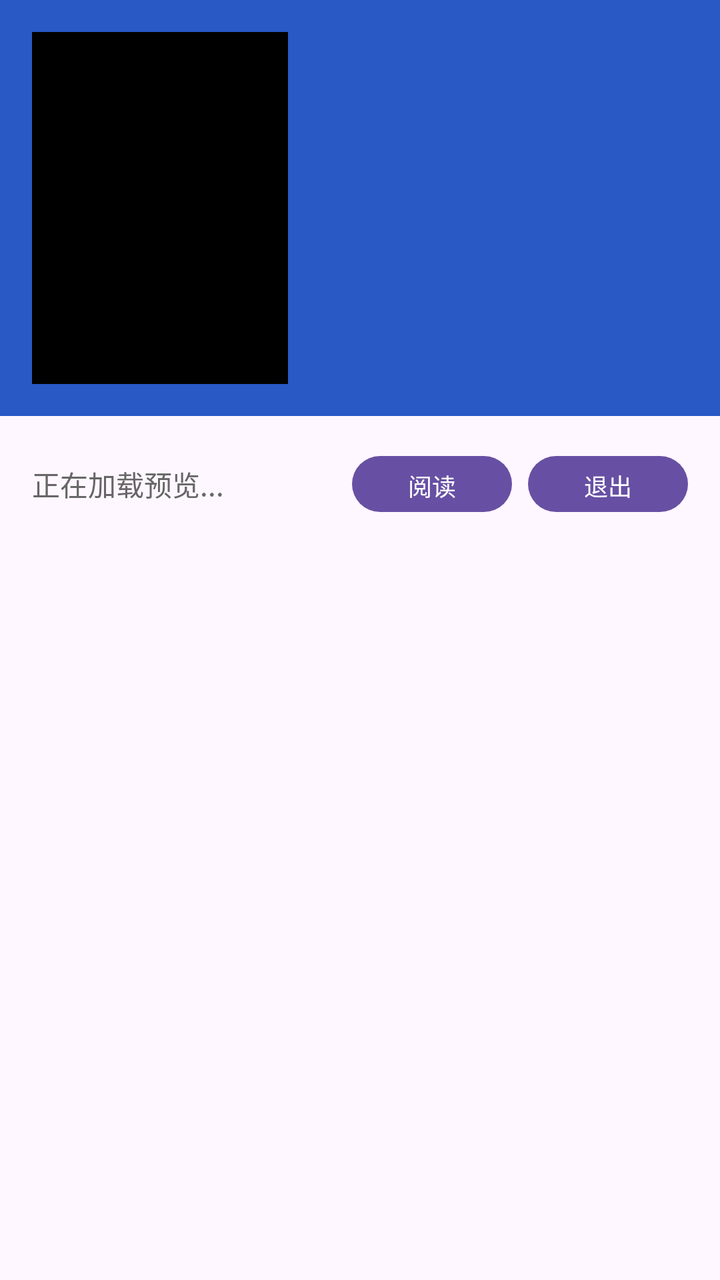
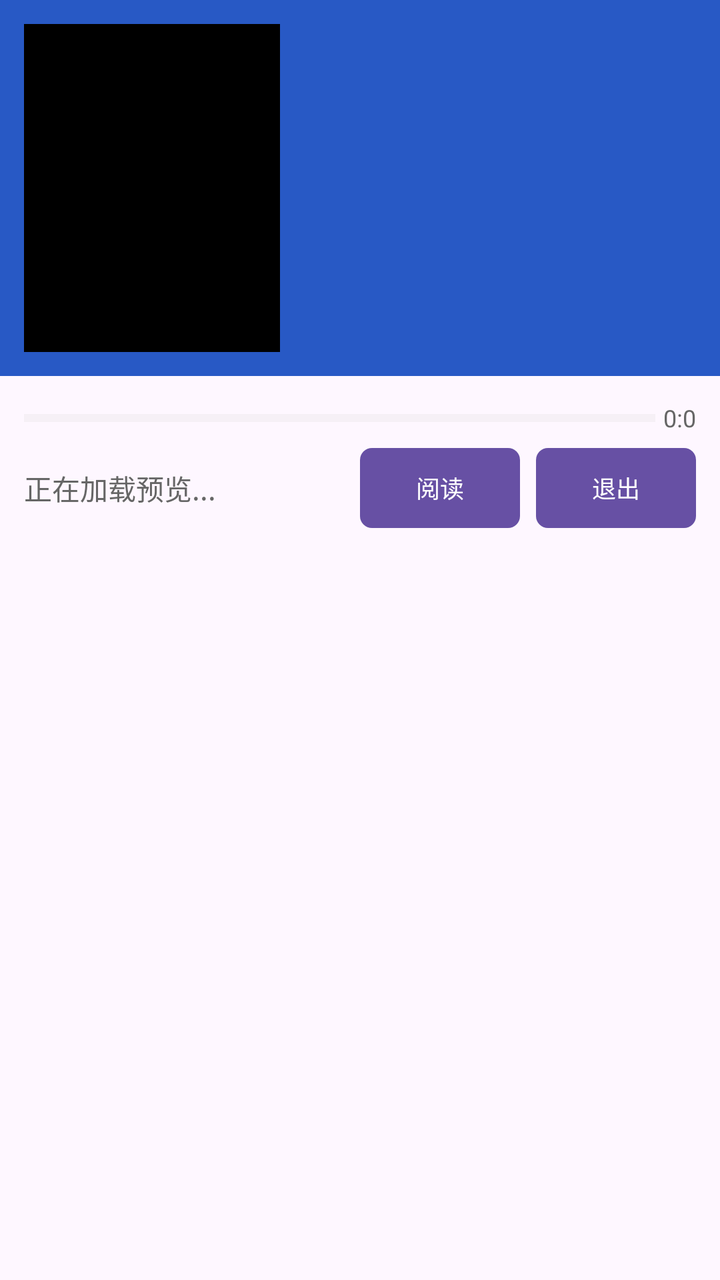

Before-and-after screenshots of an Android layout around one commit, followed by the original layout XML and the change that was made.
<!-- AndroidManifest.xml: application theme Theme.ComicLab -->
<!-- res/layout/activity_manga_preview.xml -->
<?xml version="1.0" encoding="utf-8"?>
<ScrollView xmlns:android="http://schemas.android.com/apk/res/android"
    android:id="@+id/main"
    android:layout_width="match_parent"
    android:layout_height="match_parent"
    android:clipToPadding="false"
    android:fillViewport="true">

    <LinearLayout
        android:layout_width="match_parent"
        android:layout_height="wrap_content"
        android:orientation="vertical">

        <View
            android:id="@+id/statusBarBackground"
            android:layout_width="match_parent"
            android:layout_height="0dp"
            android:background="@color/comiclab_blue" />

        <LinearLayout
            android:layout_width="match_parent"
            android:layout_height="208dp"
            android:background="@color/comiclab_blue"
            android:gravity="top"
            android:orientation="horizontal"
            android:padding="16dp">

            <FrameLayout
                android:layout_width="0dp"
                android:layout_height="match_parent"
                android:layout_weight="1">

                <ImageView
                    android:id="@+id/imgCover"
                    android:layout_width="128dp"
                    android:layout_height="match_parent"
                    android:layout_gravity="start"
                    android:background="@color/black"
                    android:contentDescription="@string/comic_cover"
                    android:scaleType="fitCenter" />
            </FrameLayout>

            <LinearLayout
                android:layout_width="0dp"
                android:layout_height="match_parent"
                android:layout_marginStart="16dp"
                android:layout_weight="1"
                android:gravity="end"
                android:orientation="vertical">

                <TextView
                    android:id="@+id/tvComicName"
                    android:layout_width="match_parent"
                    android:layout_height="wrap_content"
                    android:textColor="@color/white"
                    android:textSize="20sp"
                    android:textStyle="bold" />
            </LinearLayout>
        </LinearLayout>

        <LinearLayout
            android:layout_width="match_parent"
            android:layout_height="wrap_content"
            android:orientation="vertical"
            android:padding="16dp">

            <LinearLayout
                android:layout_width="match_parent"
                android:layout_height="wrap_content"
                android:gravity="center_vertical"
                android:orientation="horizontal">

                <TextView
                    android:id="@+id/tvStatus"
                    android:layout_width="0dp"
                    android:layout_height="36dp"
                    android:layout_weight="1"
                    android:gravity="center_vertical"
                    android:text="@string/loading_preview"
                    android:textColor="#666666"
                    android:textSize="14sp" />

                <Button
                    android:id="@+id/btnFullRead"
                    android:layout_width="wrap_content"
                    android:layout_height="36dp"
                    android:minHeight="0dp"
                    android:minWidth="80dp"
                    android:paddingStart="24dp"
                    android:paddingEnd="24dp"
                    android:text="@string/full_read"
                    android:textSize="12sp" />

                <Button
                    android:id="@+id/btnExitPreview"
                    android:layout_width="wrap_content"
                    android:layout_height="36dp"
                    android:layout_marginStart="8dp"
                    android:minHeight="0dp"
                    android:minWidth="80dp"
                    android:paddingStart="24dp"
                    android:paddingEnd="24dp"
                    android:text="@string/exit_preview"
                    android:textSize="12sp" />
            </LinearLayout>

            <GridLayout
                android:id="@+id/gridPreview"
                android:layout_width="match_parent"
                android:layout_height="wrap_content"
                android:layout_marginTop="12dp"
                android:columnCount="3"
                android:useDefaultMargins="false" />

            <Button
                android:id="@+id/btnTogglePreview"
                android:layout_width="match_parent"
                android:layout_height="wrap_content"
                android:layout_marginTop="16dp"
                android:text="@string/preview_all"
                android:visibility="gone" />
        </LinearLayout>
    </LinearLayout>
</ScrollView>
<!-- resources referenced by this layout -->
<resources>
  <color name="black">#FF000000</color>
  <color name="comiclab_blue">#2859C5</color>
  <color name="white">#FFFFFFFF</color>
  <string name="comic_cover">漫画封面</string>
  <string name="exit_preview">退出</string>
  <string name="full_read">阅读</string>
  <string name="loading_preview">正在加载预览...</string>
  <string name="preview_all">预览全部</string>
  <style name="Theme.ComicLab" parent="Base.Theme.ComicLab" />
  <style name="Base.Theme.ComicLab" parent="Theme.Material3.DayNight.NoActionBar">
          <item name="android:windowFullscreen">false</item>
          <item name="android:statusBarColor">@color/comiclab_blue</item>
          <item name="android:navigationBarColor">@color/white</item>
          <item name="android:windowLightStatusBar">false</item>
          <item name="android:windowLightNavigationBar">true</item>
      </style>
</resources>

<!-- the commit's change to res/layout/activity_manga_preview.xml (unified diff, before → after) -->
@@ -19,11 +19,11 @@
 
         <LinearLayout
             android:layout_width="match_parent"
-            android:layout_height="208dp"
+            android:layout_height="188dp"
             android:background="@color/comiclab_blue"
             android:gravity="top"
             android:orientation="horizontal"
-            android:padding="16dp">
+            android:padding="12dp">
 
             <FrameLayout
                 android:layout_width="0dp"
@@ -62,11 +62,47 @@
             android:layout_width="match_parent"
             android:layout_height="wrap_content"
             android:orientation="vertical"
-            android:padding="16dp">
+            android:paddingStart="12dp"
+            android:paddingTop="10dp"
+            android:paddingEnd="12dp"
+            android:paddingBottom="12dp">
+
+            <LinearLayout
+                android:id="@+id/layoutReadingProgress"
+                android:layout_width="match_parent"
+                android:layout_height="22dp"
+                android:gravity="center_vertical"
+                android:orientation="horizontal">
+
+                <ProgressBar
+                    android:id="@+id/progressReading"
+                    style="?android:attr/progressBarStyleHorizontal"
+                    android:layout_width="0dp"
+                    android:layout_height="6dp"
+                    android:layout_weight="1"
+                    android:indeterminate="false"
+                    android:max="0"
+                    android:progress="0"
+                    android:progressBackgroundTint="#DDDDDD"
+                    android:progressTint="@color/comiclab_blue" />
+
+                <TextView
+                    android:id="@+id/tvReadingProgress"
+                    android:layout_width="wrap_content"
+                    android:layout_height="wrap_content"
+                    android:layout_marginStart="4dp"
+                    android:ellipsize="end"
+                    android:gravity="end"
+                    android:maxLines="1"
+                    android:text="@string/preview_reading_progress_empty"
+                    android:textColor="#666666"
+                    android:textSize="12sp" />
+            </LinearLayout>
 
             <LinearLayout
                 android:layout_width="match_parent"
                 android:layout_height="wrap_content"
+                android:layout_marginTop="4dp"
                 android:gravity="center_vertical"
                 android:orientation="horizontal">
 
@@ -83,24 +119,30 @@
                 <Button
                     android:id="@+id/btnFullRead"
                     android:layout_width="wrap_content"
-                    android:layout_height="36dp"
+                    android:layout_height="40dp"
+                    android:background="@drawable/bg_preview_action_button"
+                    android:backgroundTint="@null"
                     android:minHeight="0dp"
                     android:minWidth="80dp"
                     android:paddingStart="24dp"
                     android:paddingEnd="24dp"
                     android:text="@string/full_read"
+                    android:textColor="@color/white"
                     android:textSize="12sp" />
 
                 <Button
                     android:id="@+id/btnExitPreview"
                     android:layout_width="wrap_content"
-                    android:layout_height="36dp"
+                    android:layout_height="40dp"
                     android:layout_marginStart="8dp"
+                    android:background="@drawable/bg_preview_action_button"
+                    android:backgroundTint="@null"
                     android:minHeight="0dp"
                     android:minWidth="80dp"
                     android:paddingStart="24dp"
                     android:paddingEnd="24dp"
                     android:text="@string/exit_preview"
+                    android:textColor="@color/white"
                     android:textSize="12sp" />
             </LinearLayout>
 
@@ -108,7 +150,7 @@
                 android:id="@+id/gridPreview"
                 android:layout_width="match_parent"
                 android:layout_height="wrap_content"
-                android:layout_marginTop="12dp"
+                android:layout_marginTop="8dp"
                 android:columnCount="3"
                 android:useDefaultMargins="false" />
 
@@ -116,7 +158,7 @@
                 android:id="@+id/btnTogglePreview"
                 android:layout_width="match_parent"
                 android:layout_height="wrap_content"
-                android:layout_marginTop="16dp"
+                android:layout_marginTop="10dp"
                 android:text="@string/preview_all"
                 android:visibility="gone" />
         </LinearLayout>
<!-- resource entries referenced after the edit -->
@@ -3,11 +3,29 @@
   <color name="black">#FF000000</color>
   <color name="comiclab_blue">#2859C5</color>
   <color name="white">#FFFFFFFF</color>
+  <!-- drawable bg_preview_action_button (drawable) -->
+  <?xml version="1.0" encoding="utf-8"?>
+  <selector xmlns:android="http://schemas.android.com/apk/res/android">
+      <item android:state_pressed="true">
+          <shape android:shape="rectangle">
+              <corners android:radius="6dp" />
+              <solid android:color="#2048A0" />
+          </shape>
+      </item>
+  
+      <item>
+          <shape android:shape="rectangle">
+              <corners android:radius="6dp" />
+              <solid android:color="@color/comiclab_blue" />
+          </shape>
+      </item>
+  </selector>
   <string name="comic_cover">漫画封面</string>
   <string name="exit_preview">退出</string>
   <string name="full_read">阅读</string>
   <string name="loading_preview">正在加载预览...</string>
   <string name="preview_all">预览全部</string>
+  <string name="preview_reading_progress_empty">0:0</string>
   <style name="Theme.ComicLab" parent="Base.Theme.ComicLab" />
   <style name="Base.Theme.ComicLab" parent="Theme.Material3.DayNight.NoActionBar">
           <item name="android:windowFullscreen">false</item>
